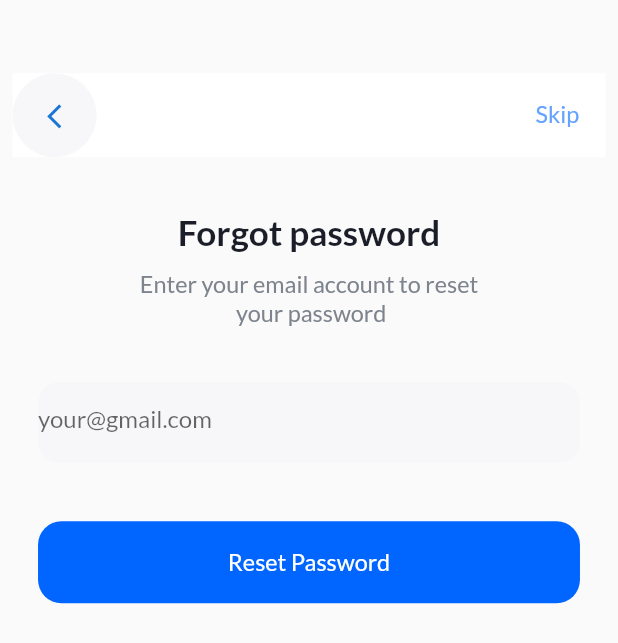
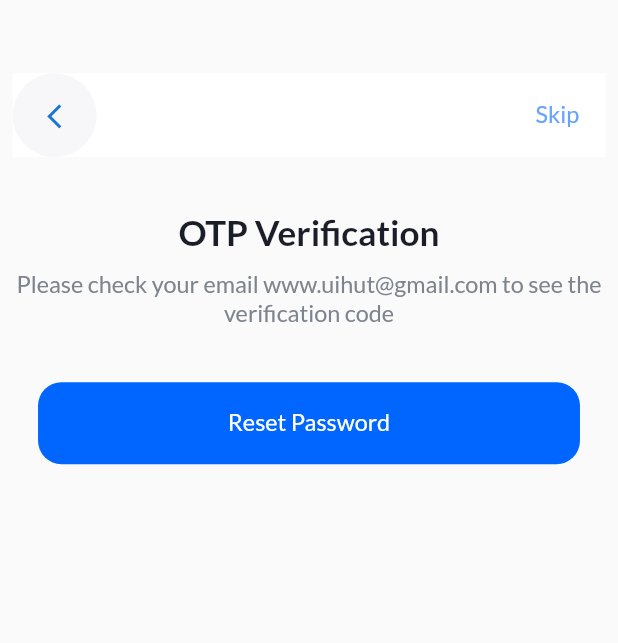
Before and after one commit to sadman-ichha/Royel-Property, a Flutter app: the OtpVerificationScreen screen opened by its route, on a phone screen of 412 x 824 dp. Shown: the top 643 px of the screen. Run offline on Flutter 3.47's test engine with Material 2 defaults, Android fonts, the phone set to English and light mode, and no system bars; our stand-ins replace dots_indicator, flutter_screenutil, get, google_fonts.

Commit message:
otp screen

```diff
--- a/lib/ui/views/forget_screen.dart
+++ b/lib/ui/views/forget_screen.dart
@@ -2,7 +2,9 @@
 
 import 'package:flutter/material.dart';
 import 'package:flutter_screenutil/flutter_screenutil.dart';
+import 'package:get/get.dart';
 import 'package:royal_property/const/app_colors.dart';
+import 'package:royal_property/routes/route.dart';
 import 'package:royal_property/ui/styles/style.dart';
 import 'package:royal_property/ui/widgets/blue_button.dart';
 import 'package:royal_property/ui/widgets/custom_text_field.dart';
@@ -78,7 +80,8 @@ class ForgetPasswordScreen extends StatelessWidget {
               "your@gmail.com", _emailController, TextInputType.emailAddress),
           SizedBox(height: 40.0.h),
           BlueButton("Reset Password", () {
-            checkEmailPopup(context);
+            // checkEmailPopup(context);
+            Get.toNamed(otpverificationscreen);
           }),
         ],
       ),
--- a/lib/ui/views/otp_verification_screen.dart
+++ b/lib/ui/views/otp_verification_screen.dart
@@ -21,7 +21,7 @@ class OtpVerificationScreen extends StatelessWidget {
           WhiteAppBar("Skip", () {}),
           SizedBox(height: 37.0.h),
           Center(
-            child: Text("Forgot password",
+            child: Text("OTP Verification",
                 style: TextStyle(
                     fontSize: 24.0.sp,
                     fontWeight: FontWeight.w700,
@@ -29,14 +29,12 @@ class OtpVerificationScreen extends StatelessWidget {
           ),
           SizedBox(height: 12.0.h),
           Text(
-            "Enter your email account to reset \n your password",
+            "Please check your email www.uihut@gmail.com to see the verification code",
             textAlign: TextAlign.center,
             style: AppStyles.textStyle,
           ),
           SizedBox(height: 37.0.h),
-          customTextField(
-              "your@gmail.com", _emailController, TextInputType.emailAddress),
-          SizedBox(height: 40.0.h),
+
           BlueButton("Reset Password", () {}),
         ],
       ),
--- a/pubspec.yaml
+++ b/pubspec.yaml
@@ -35,7 +35,7 @@ dependencies:
   google_fonts: ^3.0.1
   get: ^4.6.5
   dots_indicator: ^2.1.0
-
+  sms_autofill: ^2.2.0
 
 
   # The following adds the Cupertino Icons font to your application.
```
